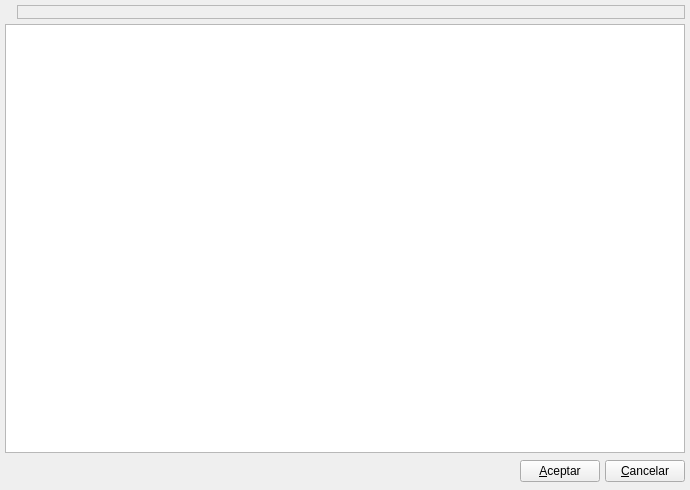
Old version of the form bulmages/bulmafact/src/listalmacenbase.ui in the repository eboladev/Bulmages-1.
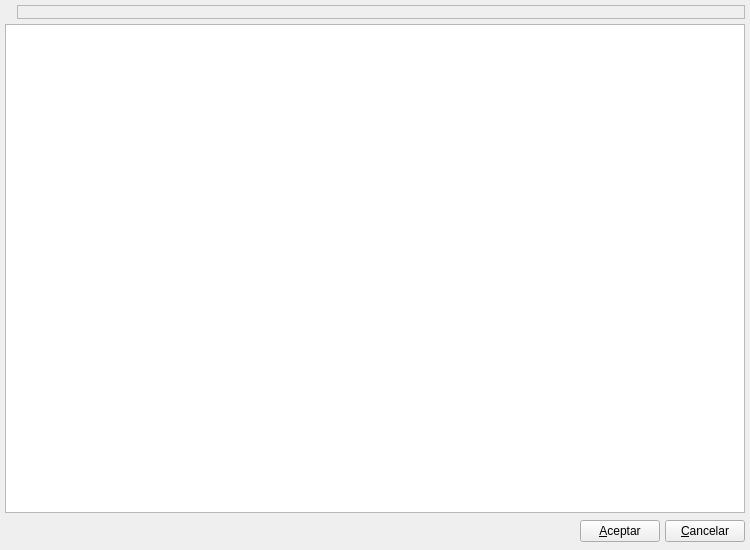
New version of the form. Icons and pictures are not drawn. Custom widgets are drawn as their Qt base class.

```diff
--- a/bulmages/bulmafact/src/listalmacenbase.ui
+++ b/bulmages/bulmafact/src/listalmacenbase.ui
@@ -6,8 +6,8 @@
    <rect>
     <x>0</x>
     <y>0</y>
-    <width>690</width>
-    <height>490</height>
+    <width>750</width>
+    <height>550</height>
    </rect>
   </property>
   <property name="windowTitle" >
@@ -20,7 +20,19 @@
    <property name="margin" >
     <number>5</number>
    </property>
-   <property name="spacing" >
+   <property name="topMargin" >
+    <number>5</number>
+   </property>
+   <property name="rightMargin" >
+    <number>5</number>
+   </property>
+   <property name="bottomMargin" >
+    <number>5</number>
+   </property>
+   <property name="horizontalSpacing" >
+    <number>5</number>
+   </property>
+   <property name="verticalSpacing" >
     <number>5</number>
    </property>
    <item row="2" column="0" >
@@ -85,9 +97,7 @@
      <item>
       <widget class="QFrame" name="frame" >
        <property name="sizePolicy" >
-        <sizepolicy>
-         <hsizetype>7</hsizetype>
-         <vsizetype>5</vsizetype>
+        <sizepolicy vsizetype="Preferred" hsizetype="Expanding" >
          <horstretch>0</horstretch>
          <verstretch>0</verstretch>
         </sizepolicy>
```
Left out of the diff: 32 changed lines with no effect on the pictures.
